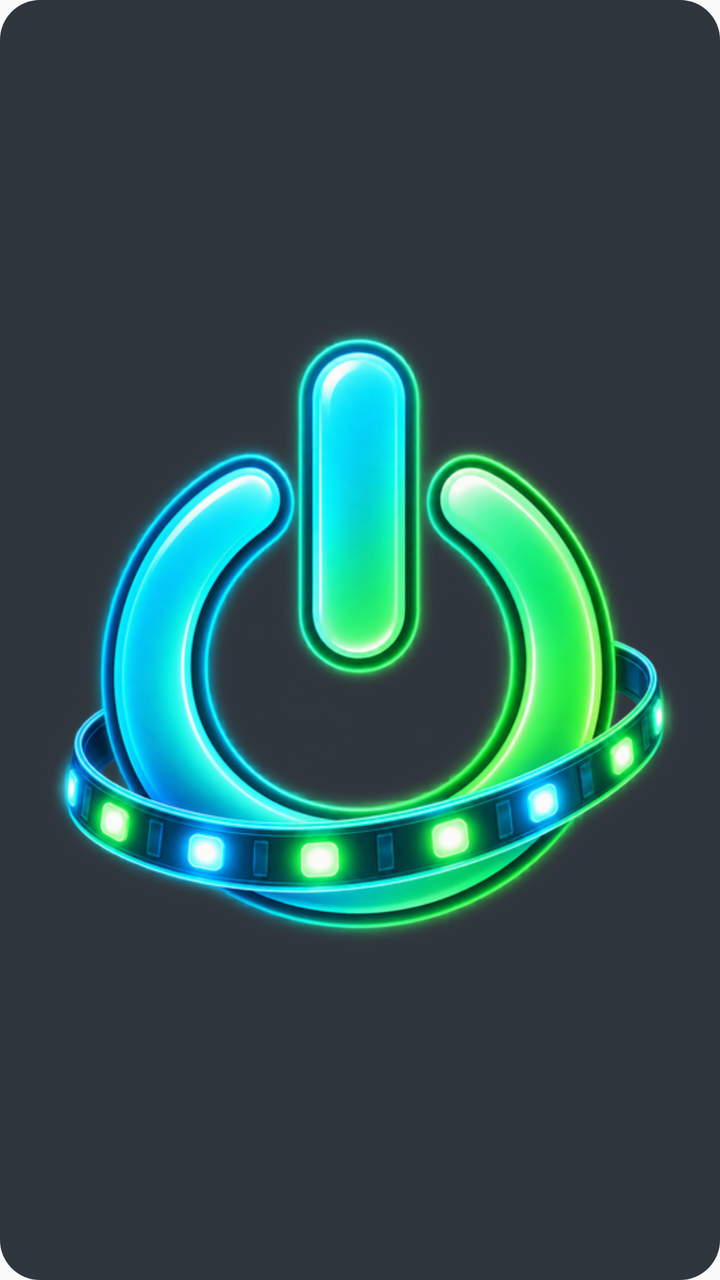
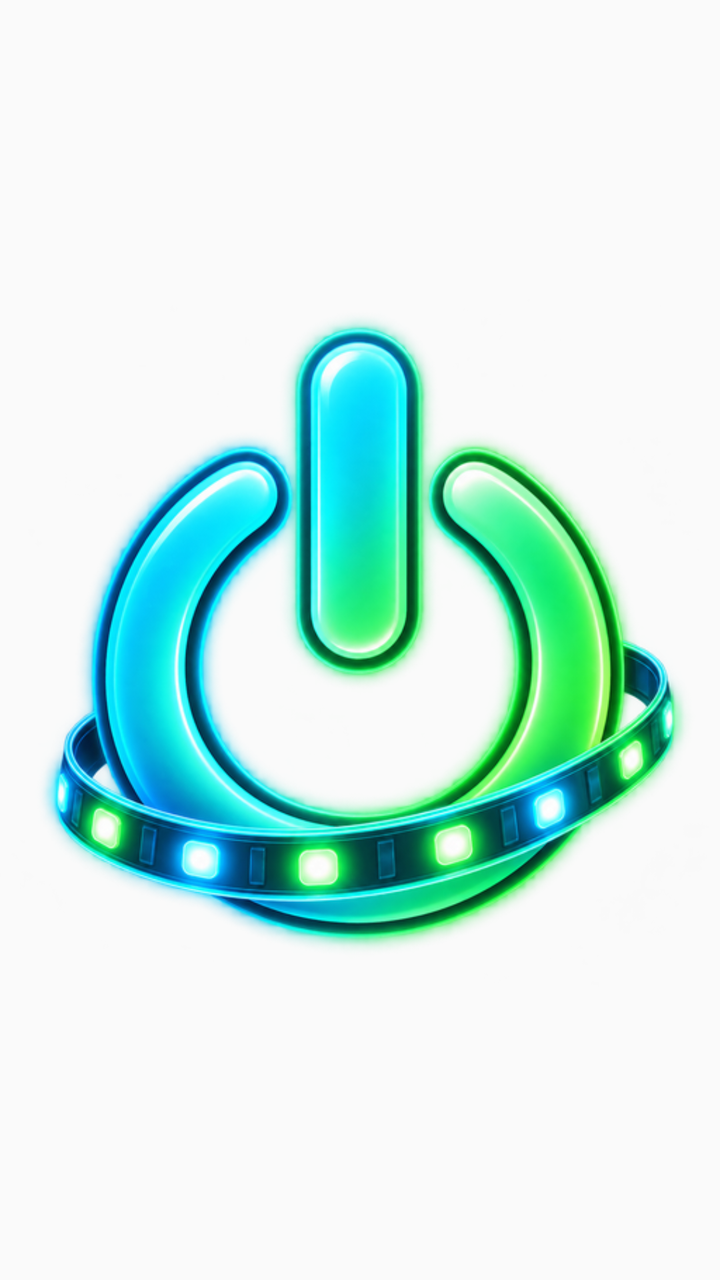

Compare the two renders of this Android layout. The source of the first and the diff that turns it into the second are given below.
<!-- AndroidManifest.xml: application theme android:Theme.Material.Light.NoActionBar -->
<!-- res/layout/widget.xml -->
<?xml version="1.0" encoding="utf-8"?>
<LinearLayout xmlns:android="http://schemas.android.com/apk/res/android"
    android:id="@+id/widget_root"
    android:layout_width="match_parent"
    android:layout_height="match_parent"
    android:gravity="center"
    android:orientation="vertical"
    android:padding="2dp"
    android:background="@drawable/widget_off">

    <ImageView
        android:id="@+id/widget_icon"
        android:layout_width="match_parent"
        android:layout_height="match_parent"
        android:padding="4dp"
        android:scaleType="fitCenter"
        android:src="@drawable/widget_power"
        android:contentDescription="LED power" />
</LinearLayout>
<!-- resources referenced by this layout -->
<resources>
  <!-- drawable widget_off (drawable) -->
  <shape xmlns:android="http://schemas.android.com/apk/res/android" android:shape="rectangle">
   <solid android:color="@color/widget_off"/><corners android:radius="20dp"/>
  </shape>
  <!-- drawable widget_power: png bitmap (drawable, 255284 bytes) -->
  <color name="widget_off">#30363D</color>
</resources>

<!-- the commit's change to res/layout/widget.xml (unified diff, before → after) -->
@@ -1,19 +1,18 @@
 <?xml version="1.0" encoding="utf-8"?>
-<LinearLayout xmlns:android="http://schemas.android.com/apk/res/android"
+<FrameLayout xmlns:android="http://schemas.android.com/apk/res/android"
     android:id="@+id/widget_root"
     android:layout_width="match_parent"
     android:layout_height="match_parent"
-    android:gravity="center"
-    android:orientation="vertical"
-    android:padding="2dp"
-    android:background="@drawable/widget_off">
+    android:background="@android:color/transparent"
+    android:padding="0dp">
 
     <ImageView
         android:id="@+id/widget_icon"
         android:layout_width="match_parent"
         android:layout_height="match_parent"
-        android:padding="4dp"
+        android:layout_gravity="center"
+        android:adjustViewBounds="true"
         android:scaleType="fitCenter"
         android:src="@drawable/widget_power"
-        android:contentDescription="LED power" />
-</LinearLayout>
+        android:contentDescription="Включить или выключить BLEDOB" />
+</FrameLayout>
<!-- resource entries referenced after the edit -->
@@ -1,10 +1,5 @@
 <!-- resources referenced by this layout -->
 <resources>
-  <!-- drawable widget_off (drawable) -->
-  <shape xmlns:android="http://schemas.android.com/apk/res/android" android:shape="rectangle">
-   <solid android:color="@color/widget_off"/><corners android:radius="20dp"/>
-  </shape>
   <!-- drawable widget_power: png bitmap (drawable, 255284 bytes) -->
-  <color name="widget_off">#30363D</color>
 </resources>
 
